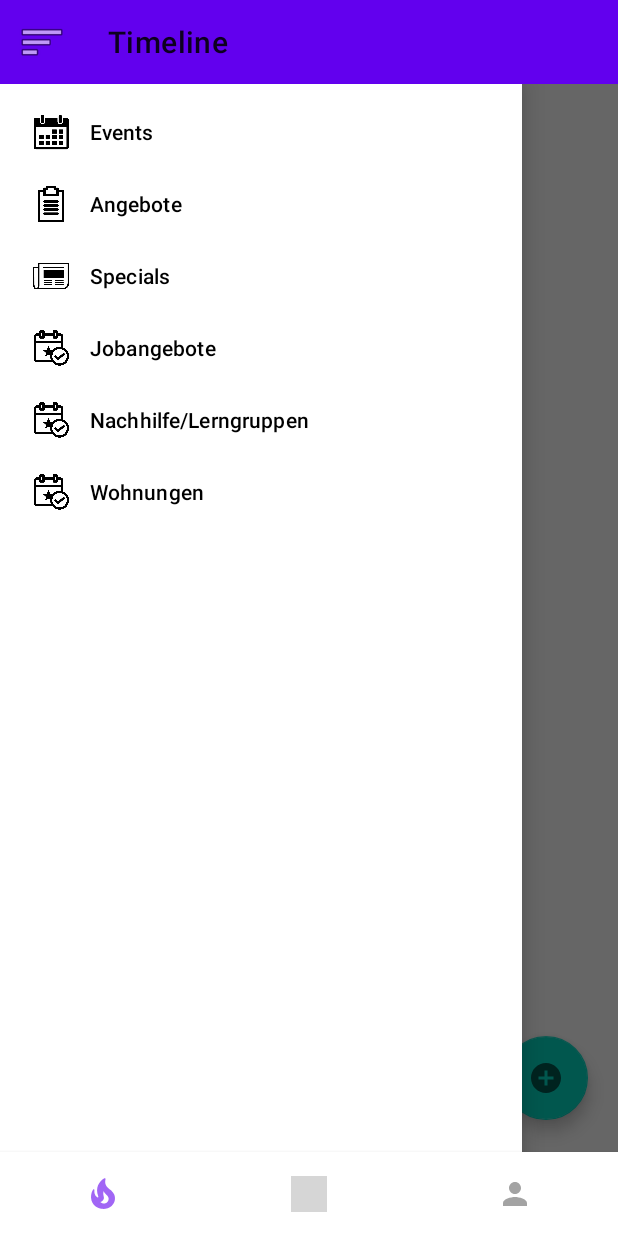
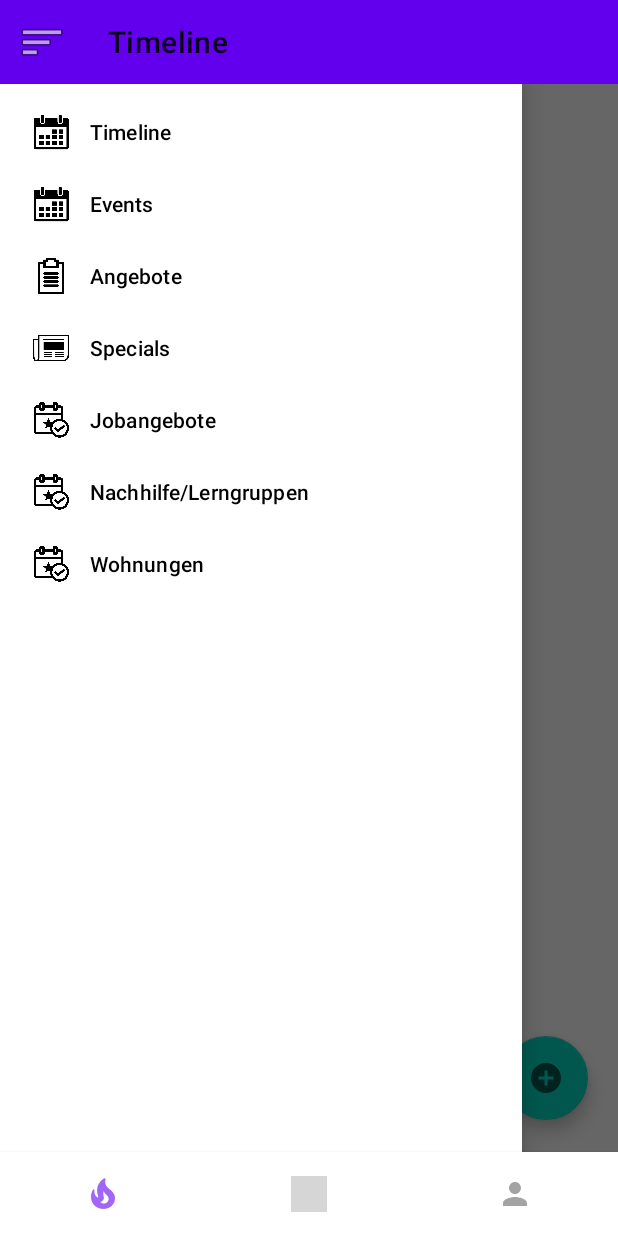
Before and after one commit to janknob/SE2, an Android app: the screen it shows after launch once a user with an empty profile is signed in (MainActivity), with the side drawer open, on a phone screen of 412 x 824 dp. Run offline under Robolectric (Android 15) with nearby library versions, the phone set to English and light mode, and no system bars; our stand-ins replace Firebase (no records; nobody signed in at launch, a user with empty details on screens opened directly); pictures from the network do not load; grey boxes are pictures that could not be loaded.

Commit message:
Post Likebar, Timeline Reiter in Burger Menü, Weiterleitung von Uni Frag zu Profile Frag wenn noch kein Studiengang gewählt

```diff
--- a/StudisApp/app/src/main/java/de/niceguys/studisapp/MainActivity.java
+++ b/StudisApp/app/src/main/java/de/niceguys/studisapp/MainActivity.java
@@ -4,6 +4,7 @@ import androidx.annotation.NonNull;
 import androidx.appcompat.app.AppCompatActivity;
 import androidx.fragment.app.Fragment;
 
+import android.graphics.PorterDuff;
 import android.os.Bundle;
 import android.view.MenuItem;
 import android.view.View;
@@ -52,7 +53,7 @@ public class MainActivity extends AppCompatActivity {
                     }
                     else
                     {
-                        runOnUiThread(()->bottomNavigationView.setSelectedItemId(R.id.nav_lifestyle));
+                        selectedFragment = new ProfileFragment();
                         openDialog();
                     }
 
@@ -79,6 +80,7 @@ public class MainActivity extends AppCompatActivity {
     {
         UniversitySemesterDialog universitySemesterDialog = new UniversitySemesterDialog();
         universitySemesterDialog.show(getSupportFragmentManager(), "UniversityStudinegang");
+        universitySemesterDialog.setCancelable(false);
     }
 
 }
--- a/StudisApp/app/src/main/java/de/niceguys/studisapp/UniversitySemesterDialog.java
+++ b/StudisApp/app/src/main/java/de/niceguys/studisapp/UniversitySemesterDialog.java
@@ -6,6 +6,8 @@ import android.content.DialogInterface;
 import android.os.Bundle;
 
 import androidx.appcompat.app.AppCompatDialogFragment;
+
+import com.google.android.material.bottomnavigation.BottomNavigationView;
 
 public class UniversitySemesterDialog extends AppCompatDialogFragment
 {
@@ -16,6 +18,8 @@ public class UniversitySemesterDialog extends AppCompatDialogFragment
         builder.setTitle("Warnung").setMessage("Sie müssen zuerst im Profil einen Studiengang und ein Semester wählen").setPositiveButton("ok", new DialogInterface.OnClickListener() {
             @Override
             public void onClick(DialogInterface dialogInterface, int i) {
+                BottomNavigationView bnv = requireActivity().findViewById(R.id.bottom_navigation);
+                bnv.setSelectedItemId(R.id.nav_profile);
 
             }
         });
--- /dev/null
+++ b/StudisApp/app/src/main/res/drawable-anydpi/ic_liked.xml
@@ -0,0 +1,11 @@
+<vector xmlns:android="http://schemas.android.com/apk/res/android"
+    android:width="24dp"
+    android:height="24dp"
+    android:viewportWidth="24"
+    android:viewportHeight="24"
+    android:tint="#6263FC"
+    android:alpha="0.8">
+  <path
+      android:fillColor="@android:color/white"
+      android:pathData="M1,21h4L5,9L1,9v12zM23,10c0,-1.1 -0.9,-2 -2,-2h-6.31l0.95,-4.57 0.03,-0.32c0,-0.41 -0.17,-0.79 -0.44,-1.06L14.17,1 7.59,7.59C7.22,7.95 7,8.45 7,9v10c0,1.1 0.9,2 2,2h9c0.83,0 1.54,-0.5 1.84,-1.22l3.02,-7.05c0.09,-0.23 0.14,-0.47 0.14,-0.73v-2z"/>
+</vector>
--- a/StudisApp/app/src/main/res/layout/post_item.xml
+++ b/StudisApp/app/src/main/res/layout/post_item.xml
@@ -60,7 +60,7 @@
         <RelativeLayout
             android:layout_width="match_parent"
             android:layout_height="wrap_content"
-            android:padding="8dp">
+            android:padding="10dp">
             <ImageView
                 android:layout_width="25dp"
                 android:layout_height="25dp"
@@ -72,6 +72,7 @@
                 android:id="@+id/dislike"
                 android:src="@drawable/ic_disslike"
                 android:layout_toEndOf="@id/like"
+                android:visibility="invisible"
                 android:layout_marginStart="10dp"
                 android:layout_toRightOf="@id/like"
                 android:layout_marginLeft="10dp" />
@@ -87,6 +88,7 @@
             android:layout_width="wrap_content"
             android:layout_height="wrap_content"
             android:id="@+id/likes"
+            android:layout_marginBottom="10dp"
             android:textStyle="bold"
             android:layout_marginStart="10dp"
             android:textColor="@color/greyText"
--- a/StudisApp/app/src/main/res/menu/menu_navigationdrawer_lifestyle.xml
+++ b/StudisApp/app/src/main/res/menu/menu_navigationdrawer_lifestyle.xml
@@ -1,6 +1,10 @@
 <?xml version="1.0" encoding="utf-8"?>
 <menu xmlns:android="http://schemas.android.com/apk/res/android">
 
+    <item
+        android:id="@+id/menu_lifestyle_timeline"
+        android:icon="@drawable/icon_timetable"
+        android:title="@string/timeline" />
     <item
         android:id="@+id/menu_lifestyle_events"
         android:icon="@drawable/icon_timetable"
```
Also changed, not shown: StudisApp/app/src/main/java/de/niceguys/studisapp/Fragments/LifestyleFragment.java (+20 -0 lines), StudisApp/app/src/main/java/de/niceguys/studisapp/PostAdapter.java (+60 -0 lines), StudisApp/app/src/main/res/drawable-hdpi/ic_liked.png (added), StudisApp/app/src/main/res/drawable-mdpi/ic_liked.png (added), StudisApp/app/src/main/res/drawable-xhdpi/ic_liked.png (added), StudisApp/app/src/main/res/drawable-xxhdpi/ic_liked.png (added).
